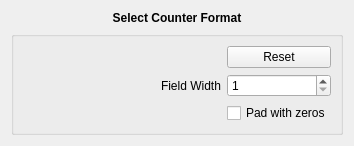
Qt form graphics/forms/counter_annotation_format.ui (cvilas/grape-old) before a commit.
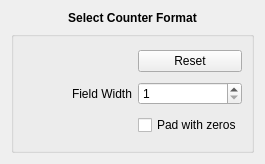
The same form after that commit.

```diff
--- a/graphics/forms/counter_annotation_format.ui
+++ b/graphics/forms/counter_annotation_format.ui
@@ -6,8 +6,8 @@
    <rect>
     <x>0</x>
     <y>0</y>
-    <width>354</width>
-    <height>129</height>
+    <width>265</width>
+    <height>164</height>
    </rect>
   </property>
   <property name="windowTitle">
```
